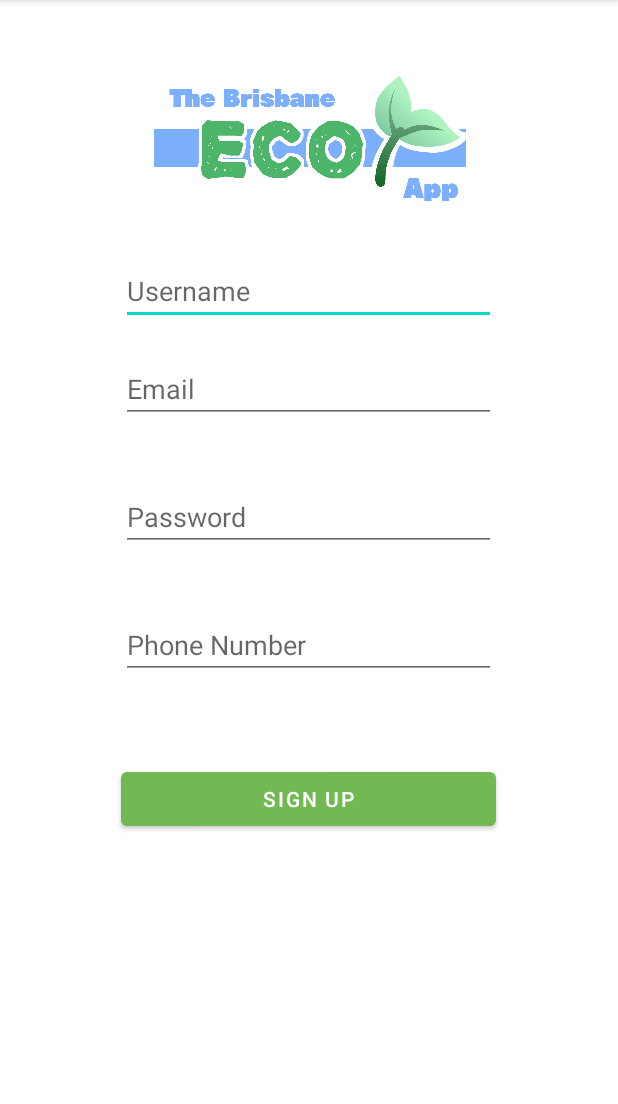
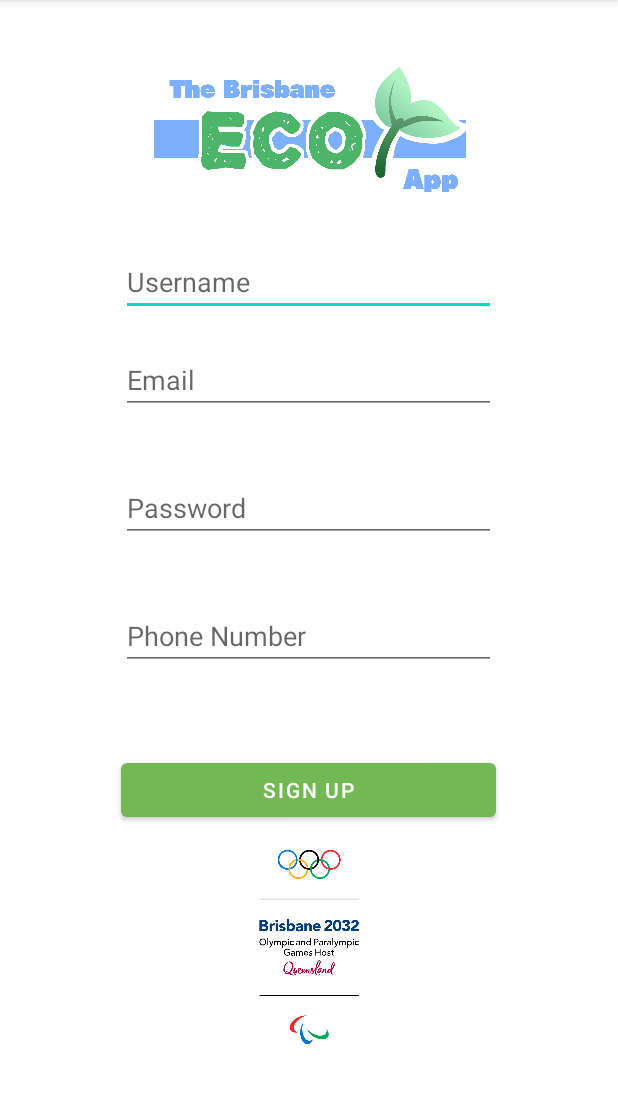
Before and after one commit to All-stairs-no-slides/Brisbane_Eco, an Android app: the SignUpActivity screen opened directly, with no data from a screen before it, on a phone screen of 412 x 824 dp, the part 84-1188 px from its top. Run offline under Robolectric (Android 15) with nearby library versions, the phone set to English and light mode, and no system bars.

Commit message:
finished SignUpActivity and added a blank MainMenuActivity

```diff
--- a/app/src/main/AndroidManifest.xml
+++ b/app/src/main/AndroidManifest.xml
@@ -12,6 +12,9 @@
         android:supportsRtl="true"
         android:theme="@style/Theme.Brisbaneeco"
         tools:targetApi="31">
+        <activity
+            android:name=".MainMenuActivity"
+            android:exported="false" />
         <activity
             android:name=".SignUpActivity"
             android:exported="false" />
--- a/app/src/main/java/com/example/brisbaneeco/SignUpActivity.java
+++ b/app/src/main/java/com/example/brisbaneeco/SignUpActivity.java
@@ -2,13 +2,29 @@
 
 import androidx.appcompat.app.AppCompatActivity;
 
+import android.content.Intent;
 import android.os.Bundle;
+import android.widget.Button;
 
 public class SignUpActivity extends AppCompatActivity {
+
+    private Button SignedUp;
 
     @Override
     protected void onCreate(Bundle savedInstanceState) {
         super.onCreate(savedInstanceState);
         setContentView(R.layout.activity_sign_up);
+
+        setviewIds();
+
+        SignedUp.setOnClickListener(view -> {
+            Intent intent = new Intent(SignUpActivity.this, MainMenuActivity.class);
+            startActivity(intent);
+        });
+    }
+
+    private void setviewIds()
+    {
+        SignedUp = findViewById(R.id.SignedUpButton);
     }
 }
--- a/app/src/main/res/layout/activity_sign_up.xml
+++ b/app/src/main/res/layout/activity_sign_up.xml
@@ -42,10 +42,17 @@
         android:inputType="phone"
         android:hint="Phone Number"/>
     <Button
-        android:id="@+id/SignUpButton"
+        android:id="@+id/SignedUpButton"
         android:layout_width="250dp"
         android:layout_height="wrap_content"
         android:layout_marginTop="36dp"
         android:text="Sign Up" />
 
+    <ImageView
+        android:id="@+id/imageView"
+        android:layout_width="181dp"
+        android:layout_height="161dp"
+        android:layout_marginBottom="-150dp"
+        app:srcCompat="@drawable/img_3184" />
+
 </LinearLayout>
```
Also changed, not shown: app/src/main/java/com/example/brisbaneeco/MainMenuActivity.java (added, +14 -0 lines), app/src/main/res/layout/activity_main_menu.xml (added, +9 -0 lines).
